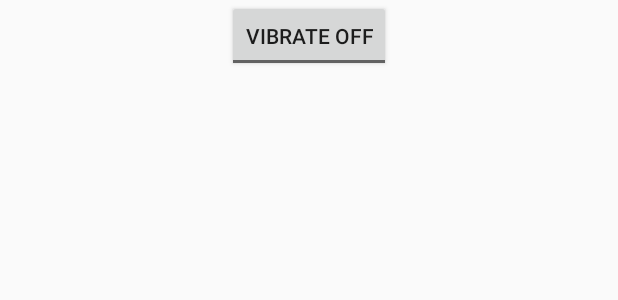
After one commit to MyBeautyTeam/EverPay, an Android app: the layout fragment_add_bill.xml on its own in the app's theme, with its tools: preview values and no code run, on a phone screen of 412 x 824 dp. The commit adds this screen. Shown: the top 300 px of the screen. Run offline under Robolectric (Android 15) with nearby library versions, the phone set to English and light mode, and no system bars.

```diff
--- /dev/null
+++ b/EverPay/app/src/main/res/layout/fragment_add_bill.xml
@@ -0,0 +1,16 @@
+<?xml version="1.0" encoding="utf-8"?>
+
+<LinearLayout xmlns:android="http://schemas.android.com/apk/res/android"
+    android:orientation="vertical" android:layout_width="match_parent"
+    android:layout_height="match_parent">
+    <ToggleButton
+        android:layout_width="wrap_content"
+        android:layout_height="wrap_content"
+        android:layout_gravity="center"
+        android:textOn="Vibrate on"
+        android:textOff="Vibrate off"
+
+        />
+
+
+</LinearLayout>
--- /dev/null
+++ b/EverPay/app/src/main/res/menu/empty.xml
@@ -0,0 +1,5 @@
+<?xml version="1.0" encoding="utf-8"?>
+
+<menu xmlns:android="http://schemas.android.com/apk/res/android">
+
+</menu>
--- a/EverPay/app/src/main/res/values/styles.xml
+++ b/EverPay/app/src/main/res/values/styles.xml
@@ -16,8 +16,8 @@
         <!-- colorAccent is used as the default value for colorControlActivated
         which is used to tint widgets -->
 
-        <item name="colorAccent">#123456</item>
-        <item name="android:textColorSecondary">@color/cyan_100</item>
+        <item name="colorAccent">@color/light_blue_800</item>
+        <item name="android:textColorSecondary">@color/secondary_text_default_material_light</item>
 
         <!-- You can also set colorControlNormal, colorControlActivated
         colorControlHighlight & colorSwitchThumbNormal. -->
```
Also changed, not shown: EverPay/app/src/main/java/com/beautyteam/everpay/Fragments/FragmentAddBill.java (added, +33 -0 lines), EverPay/app/src/main/java/com/beautyteam/everpay/Fragments/FragmentCalculation.java (+15 -0 lines), EverPay/app/src/main/java/com/beautyteam/everpay/Fragments/FragmentViewPager.java (+24 -0 lines), EverPay/app/src/main/java/com/beautyteam/everpay/MainActivity.java (+7 -24 lines), EverPay/app/src/main/res/menu/group.xml (added, +18 -0 lines), EverPay/app/src/main/res/menu/main.xml (+8 -1 lines).
